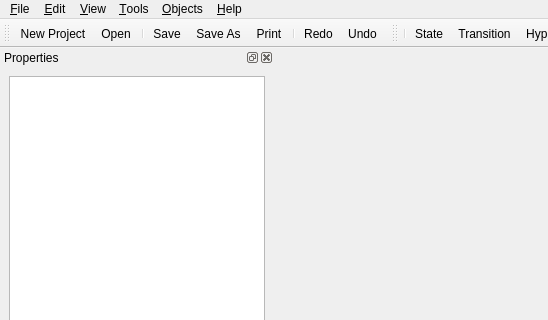
The window that cpp/include/gui/mergedGUI/MergedMainWindow.ui (unihd-cag/fsmdesigner) describes before a commit, drawn with Qt 5; both pictures show x 0 to 548 and y 0 to 320 of the 1166 by 994 pixel window.
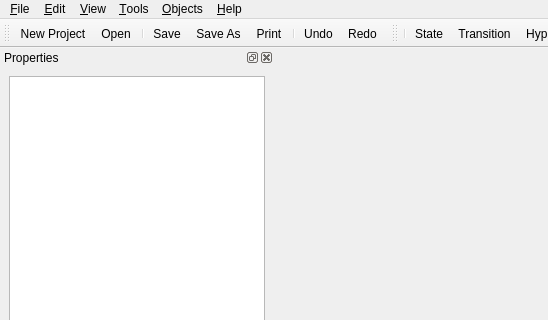
The same window after the commit. Icons and pictures are not drawn. Custom widgets are drawn as their Qt base class.

```diff
--- a/cpp/include/gui/mergedGUI/MergedMainWindow.ui
+++ b/cpp/include/gui/mergedGUI/MergedMainWindow.ui
@@ -174,8 +174,8 @@
    <addaction name="action_SaveAs"/>
    <addaction name="action_Print"/>
    <addaction name="separator"/>
-   <addaction name="action_Redo"/>
    <addaction name="action_Undo"/>
+   <addaction name="action_Redo"/>
   </widget>
   <widget class="QToolBar" name="ObjecttoolBar">
    <property name="windowTitle">
```
